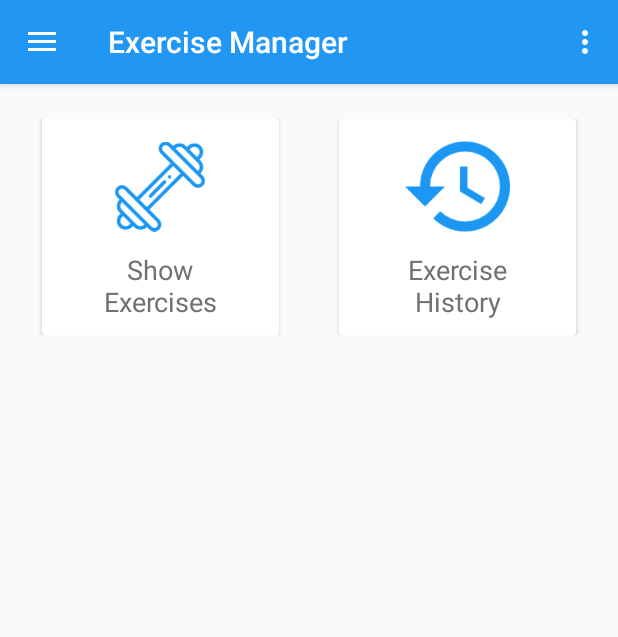
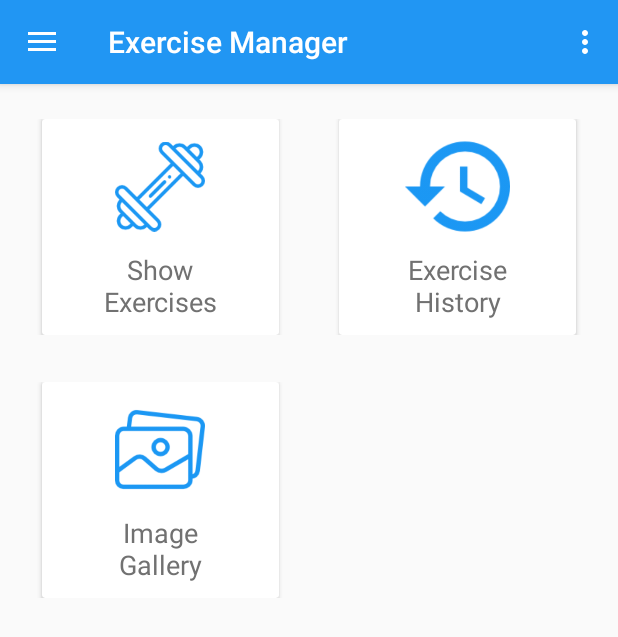
Before and after one commit to avi37/MealPlanner2, an Android app: the ExDashboardFragment screen opened directly, with no data from a screen before it, on a phone screen of 412 x 824 dp. Shown: the top 637 px of the screen. Run offline under Robolectric (Android 15) with nearby library versions, the phone set to English and light mode, and no system bars.

Commit message:
commit after static gallery implemented of 20-09-2018

```diff
--- a/app/build.gradle
+++ b/app/build.gradle
@@ -51,6 +51,8 @@ dependencies {
     implementation "org.jetbrains.kotlin:kotlin-stdlib-jdk7:$kotlin_version"
     implementation 'com.mikhaellopez:circularprogressbar:2.0.0'
     implementation 'de.hdodenhof:circleimageview:2.2.0'
+    implementation 'com.github.bumptech.glide:glide:4.8.0'
+    annotationProcessor 'com.github.bumptech.glide:compiler:4.8.0'
 
     implementation "android.arch.persistence.room:runtime:$rootProject.roomVersion"
     annotationProcessor "android.arch.persistence.room:compiler:$rootProject.roomVersion"
--- a/app/src/main/java/com/example/admin/mealplanner2new/Fragments/ExDashboardFragment.java
+++ b/app/src/main/java/com/example/admin/mealplanner2new/Fragments/ExDashboardFragment.java
@@ -12,13 +12,14 @@ import android.view.ViewGroup;
 import com.example.admin.mealplanner2new.R;
 import com.example.admin.mealplanner2new.Views.ExHistoryActivity;
 import com.example.admin.mealplanner2new.Views.ExNavigationActivity;
+import com.example.admin.mealplanner2new.Views.ImageGalleryActivity;
 import com.example.admin.mealplanner2new.Views.ShowExercisesActivity;
 
 
 public class ExDashboardFragment extends Fragment implements View.OnClickListener {
 
     View view_main;
-    CardView cardView_showExercise, cardView_showHistory;
+    CardView cardView_showExercise, cardView_showHistory, cardView_imageGallery;
 
 
     @Override
@@ -28,10 +29,13 @@ public class ExDashboardFragment extends Fragment implements View.OnClickListene
 
         cardView_showExercise = view_main.findViewById(R.id.dash_card_show_exercise);
         cardView_showHistory = view_main.findViewById(R.id.dash_card_ex_history);
+        cardView_imageGallery = view_main.findViewById(R.id.dash_card_image_gallery);
 
 
         cardView_showExercise.setOnClickListener(this);
         cardView_showHistory.setOnClickListener(this);
+        cardView_imageGallery.setOnClickListener(this);
+
 
         return view_main;
     }
@@ -50,6 +54,9 @@ public class ExDashboardFragment extends Fragment implements View.OnClickListene
                 methodShowHistory();
                 break;
 
+            case R.id.dash_card_image_gallery:
+                methodImageGallery();
+                break;
         }
 
     }
@@ -65,4 +72,9 @@ public class ExDashboardFragment extends Fragment implements View.OnClickListene
         startActivity(i);
     }
 
+    private void methodImageGallery() {
+        Intent i = new Intent(getContext(), ImageGalleryActivity.class);
+        startActivity(i);
+    }
+
 }
--- a/app/src/main/res/layout/fragment_ex_dashboard.xml
+++ b/app/src/main/res/layout/fragment_ex_dashboard.xml
@@ -88,6 +88,85 @@
         </LinearLayout>
 
 
+        <LinearLayout
+            android:layout_width="match_parent"
+            android:layout_height="wrap_content"
+            android:layout_marginTop="15dp"
+            android:orientation="horizontal"
+            android:padding="8dp"
+            android:weightSum="2">
+
+            <android.support.v7.widget.CardView
+                android:id="@+id/dash_card_image_gallery"
+                android:layout_width="match_parent"
+                android:layout_height="wrap_content"
+                android:layout_marginLeft="20dp"
+                android:layout_marginRight="20dp"
+                android:layout_weight="1">
+
+                <LinearLayout
+                    android:layout_width="match_parent"
+                    android:layout_height="match_parent"
+                    android:gravity="center"
+                    android:orientation="vertical"
+                    android:padding="10dp">
+
+                    <ImageView
+                        android:layout_width="60dp"
+                        android:layout_height="70dp"
+                        android:src="@drawable/dash_menu_image_gallery" />
+
+                    <TextView
+                        android:layout_width="wrap_content"
+                        android:layout_height="wrap_content"
+                        android:layout_marginTop="8dp"
+                        android:gravity="center"
+                        android:text="Image\nGallery"
+                        android:textColor="@color/font_grey"
+                        android:textSize="18sp" />
+
+                </LinearLayout>
+
+            </android.support.v7.widget.CardView>
+
+            <android.support.v7.widget.CardView
+                android:id="@+id/dash_card_"
+                android:layout_width="match_parent"
+                android:layout_height="wrap_content"
+                android:layout_marginLeft="20dp"
+                android:layout_marginRight="20dp"
+                android:layout_weight="1"
+                android:clickable="false"
+                android:visibility="invisible">
+
+                <LinearLayout
+                    android:layout_width="match_parent"
+                    android:layout_height="match_parent"
+                    android:gravity="center"
+                    android:orientation="vertical"
+                    android:padding="10dp">
+
+                    <ImageView
+                        android:layout_width="70dp"
+                        android:layout_height="70dp"
+                        android:src="@drawable/dash_menu_history" />
+
+                    <TextView
+                        android:layout_width="wrap_content"
+                        android:layout_height="wrap_content"
+                        android:layout_marginTop="8dp"
+                        android:gravity="center"
+                        android:text="Exercise\nHistory"
+                        android:textColor="@color/font_grey"
+                        android:textSize="18sp" />
+
+                </LinearLayout>
+
+            </android.support.v7.widget.CardView>
+
+        </LinearLayout>
+
+
     </LinearLayout>
 
 </ScrollView>
```
Also changed, not shown: app/src/main/AndroidManifest.xml (+6 -1 lines), app/src/main/java/com/example/admin/mealplanner2new/Adapters/GalleryAdapter.java (added, +68 -0 lines), app/src/main/java/com/example/admin/mealplanner2new/Fragments/GalleryImageDetailsFragment.java (added, +26 -0 lines), app/src/main/java/com/example/admin/mealplanner2new/Models/ModelGallaryImage.java (added, +35 -0 lines), app/src/main/java/com/example/admin/mealplanner2new/Views/ImageGalleryActivity.java (added, +55 -0 lines), app/src/main/java/com/example/admin/mealplanner2new/Views/LoginActivity.java (+3 -9 lines), app/src/main/res/layout/activity_image_gallery.xml (added, +14 -0 lines), app/src/main/res/layout/fragment_gallery_image_details.xml (added, +12 -0 lines), app/src/main/res/layout/row_gallary_image.xml (added, +13 -0 lines), app/src/main/res/drawable/dash_menu_image_gallery.png (added).
